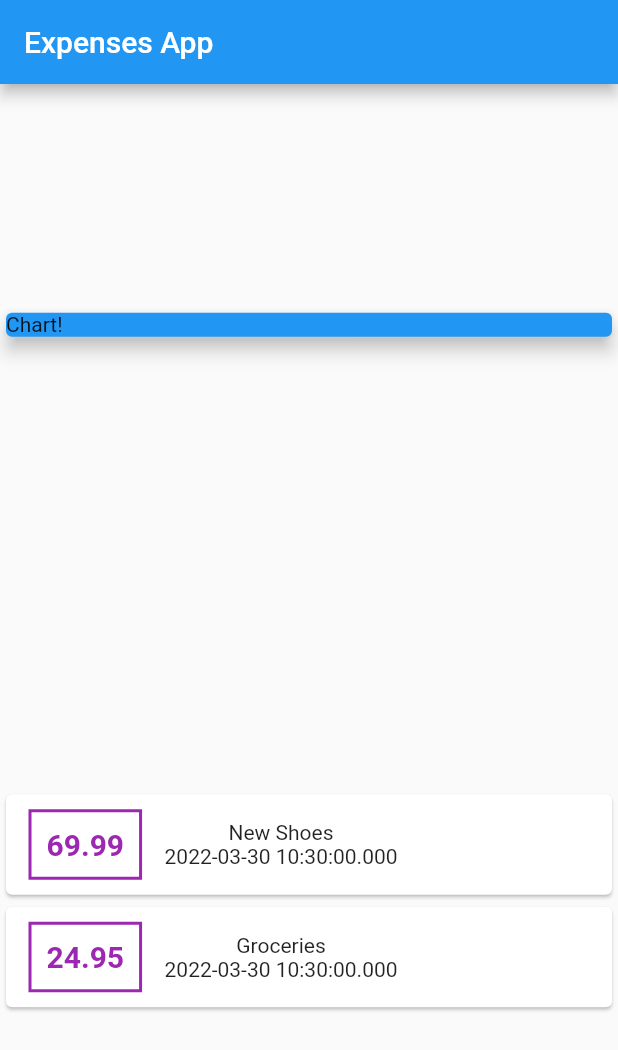
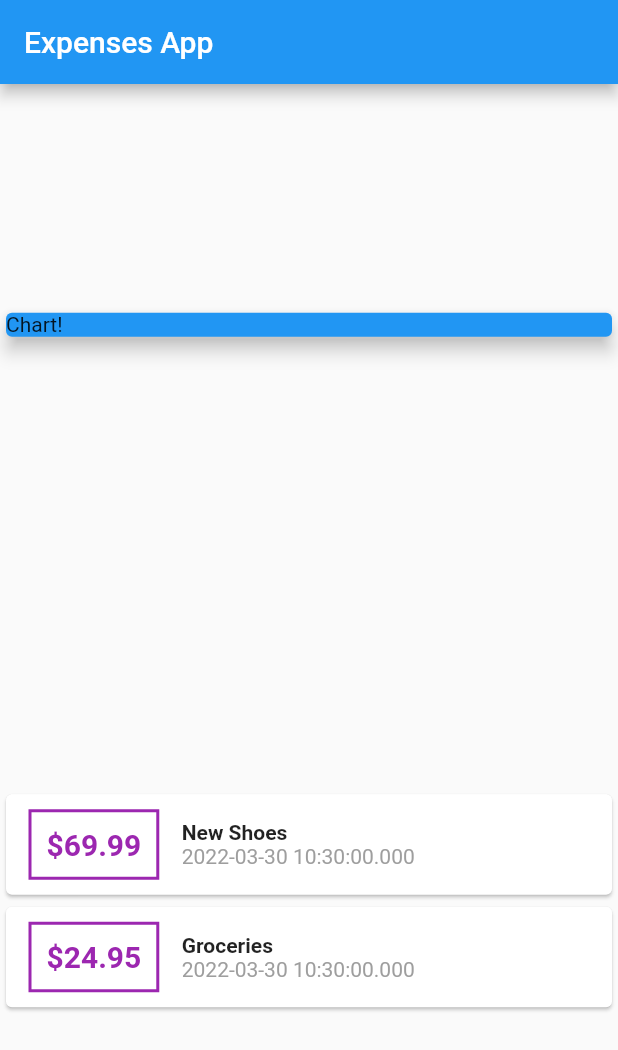
Before and after one commit to curtis-clement/flutter_expense_tracker, a Flutter app: the screen it shows after launch, on a phone screen of 412 x 824 dp. Shown: the top 1050 px of the screen. Run offline on Flutter 3.47's test engine with Material 2 defaults, Android fonts, the phone set to English and light mode, and no system bars.

Commit message:
update item amount to string interpolation

```diff
--- a/lib/main.dart
+++ b/lib/main.dart
@@ -65,7 +65,7 @@ class MyHomePage extends StatelessWidget {
                       ),
                       padding: EdgeInsets.all(10),
                       child: Text(
-                        item.amount.toString(),
+                        '\$${item.amount}',
                         style: TextStyle(
                           fontWeight: FontWeight.bold,
                           fontSize: 20,
@@ -74,10 +74,20 @@ class MyHomePage extends StatelessWidget {
                       ),
                     ),
                     Column(
+                      crossAxisAlignment: CrossAxisAlignment.start,
                       children: <Widget>[
-                        Text(item.title),
+                        Text(
+                          item.title,
+                          style: TextStyle(
+                            fontSize: 14,
+                            fontWeight: FontWeight.bold,
+                          ),
+                        ),
                         Text(
                           item.date.toString(),
+                          style: TextStyle(
+                            color: Colors.grey,
+                          ),
                         ),
                       ],
                     )
```
